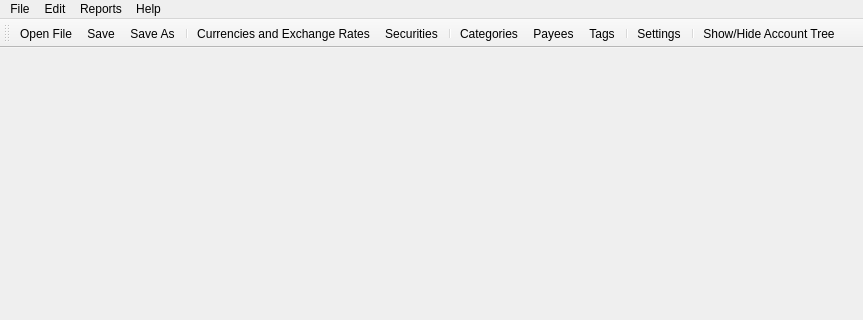
JakubFranek/Kapytal, file src/views/ui_files/main_window.ui: the form before one commit; both pictures show x 0 to 863 and y 0 to 320 of the 863 by 673 pixel window.
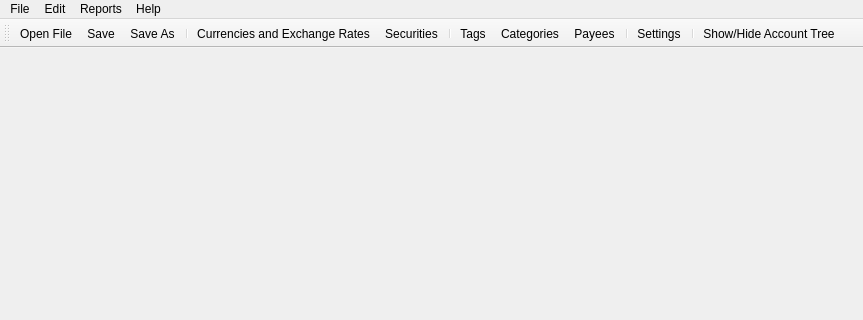
The form after the commit.

What changed in the file:
```diff
--- a/src/views/ui_files/main_window.ui
+++ b/src/views/ui_files/main_window.ui
@@ -102,9 +102,9 @@
    <addaction name="actionCurrencies_and_Exchange_Rates"/>
    <addaction name="actionSecurities"/>
    <addaction name="separator"/>
+   <addaction name="actionTags"/>
    <addaction name="actionCategories"/>
    <addaction name="actionPayees"/>
-   <addaction name="actionTags"/>
    <addaction name="separator"/>
    <addaction name="actionSettings"/>
    <addaction name="separator"/>
```
Left out of the diff: 35 changed lines with no effect on the pictures.
